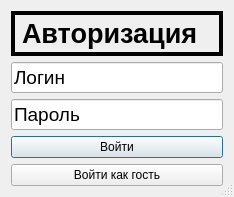
Before: the Qt Designer form ui/login.ui in uykite/demo_exam_, drawn with Qt 5.
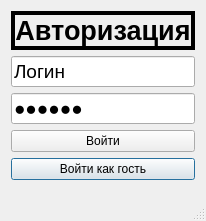
After: the same form once the commit is applied.

```diff
--- a/ui/login.ui
+++ b/ui/login.ui
@@ -9,8 +9,8 @@
    <rect>
     <x>0</x>
     <y>0</y>
-    <width>234</width>
-    <height>197</height>
+    <width>200</width>
+    <height>221</height>
    </rect>
   </property>
   <property name="windowTitle">
@@ -31,6 +31,9 @@
        <bold>true</bold>
       </font>
      </property>
+     <property name="layoutDirection">
+      <enum>Qt::LayoutDirection::LeftToRight</enum>
+     </property>
      <property name="frameShape">
       <enum>QFrame::Shape::Box</enum>
      </property>
@@ -43,17 +46,15 @@
      <property name="text">
       <string>Авторизация</string>
      </property>
+     <property name="alignment">
+      <set>Qt::AlignmentFlag::AlignCenter</set>
+     </property>
     </widget>
    </item>
-   <item row="1" column="0">
-    <widget class="QLineEdit" name="login_input">
-     <property name="font">
-      <font>
-       <pointsize>14</pointsize>
-      </font>
-     </property>
+   <item row="4" column="0">
+    <widget class="QPushButton" name="guest_button">
      <property name="text">
-      <string>Логин</string>
+      <string>Войти как гость</string>
      </property>
     </widget>
    </item>
@@ -67,6 +68,9 @@
      <property name="text">
       <string>Пароль</string>
      </property>
+     <property name="echoMode">
+      <enum>QLineEdit::EchoMode::Password</enum>
+     </property>
     </widget>
    </item>
    <item row="3" column="0">
@@ -76,10 +80,22 @@
      </property>
     </widget>
    </item>
-   <item row="4" column="0">
-    <widget class="QPushButton" name="gues_button">
+   <item row="1" column="0">
+    <widget class="QLineEdit" name="username_input">
+     <property name="font">
+      <font>
+       <pointsize>14</pointsize>
+      </font>
+     </property>
      <property name="text">
-      <string>Войти как гость</string>
+      <string>Логин</string>
+     </property>
+    </widget>
+   </item>
+   <item row="5" column="0">
+    <widget class="QLabel" name="error_label">
+     <property name="text">
+      <string/>
      </property>
     </widget>
    </item>
```
